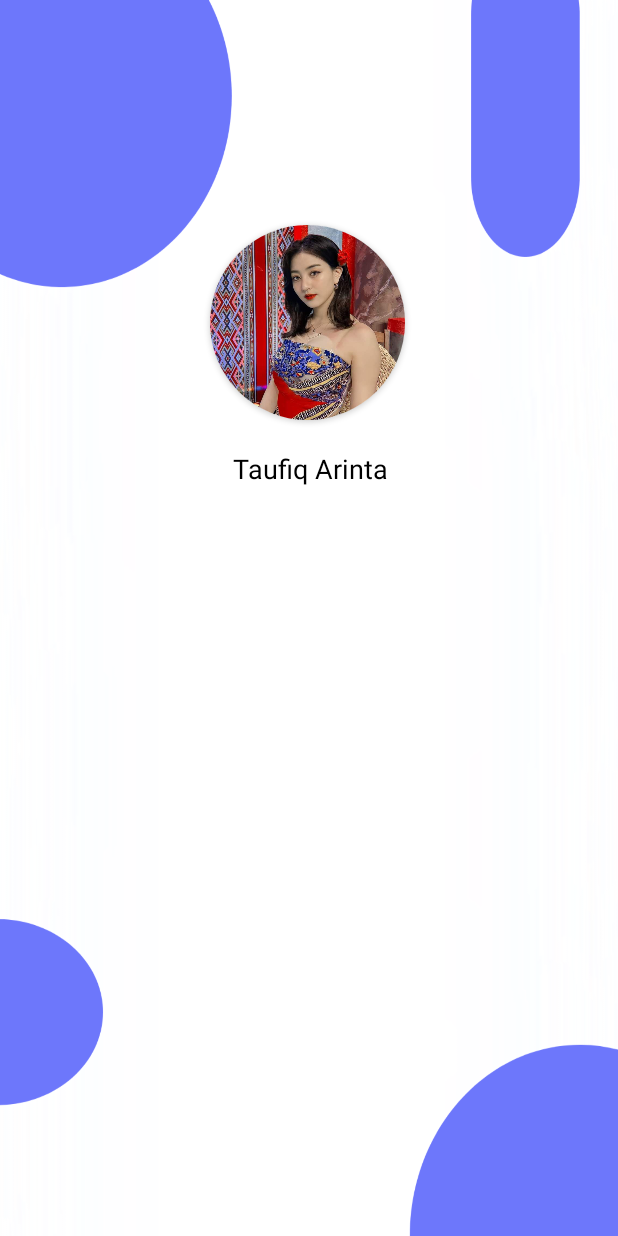
After one commit to Thomassantosa/SmartHarvest, an Android app: the layout activity_profile.xml on its own in the app's theme, with its tools: preview values and no code run, on a phone screen of 412 x 824 dp. The commit adds this screen. Run offline under Robolectric (Android 15) with nearby library versions, the phone set to English and light mode, and no system bars.

Commit message:
update-android-feature-qr

```diff
--- /dev/null
+++ b/Smart Harvest App/app/src/main/java/com/example/smartharvest/ui/profile/ProfileActivity.kt
@@ -0,0 +1,19 @@
+package com.example.smartharvest.ui.profile
+
+import androidx.appcompat.app.AppCompatActivity
+import android.os.Bundle
+import com.budiyev.android.codescanner.CodeScanner
+import com.example.smartharvest.R
+import com.example.smartharvest.data.responses.LoginResponse
+import com.example.smartharvest.data.responses.LoginResult
+import com.example.smartharvest.databinding.ActivityProfileBinding
+import com.example.smartharvest.databinding.FragmentQrBinding
+
+class ProfileActivity : AppCompatActivity() {
+
+    override fun onCreate(savedInstanceState: Bundle?) {
+        super.onCreate(savedInstanceState)
+        setContentView(R.layout.activity_profile)
+
+    }
+}
--- a/Smart Harvest App/app/src/main/java/com/example/smartharvest/ui/qr/QRFragment.kt
+++ b/Smart Harvest App/app/src/main/java/com/example/smartharvest/ui/qr/QRFragment.kt
@@ -93,7 +93,6 @@ class QRFragment : Fragment() {
 
 
     override fun onDestroy() {
-        // Pastikan untuk melepaskan sumber daya CodeScanner saat fragment di-destroy
         codeScanner.releaseResources()
         super.onDestroy()
     }
--- /dev/null
+++ b/Smart Harvest App/app/src/main/res/layout/activity_profile.xml
@@ -0,0 +1,38 @@
+<?xml version="1.0" encoding="utf-8"?>
+<RelativeLayout xmlns:android="http://schemas.android.com/apk/res/android"
+    xmlns:app="http://schemas.android.com/apk/res-auto"
+    xmlns:tools="http://schemas.android.com/tools"
+    android:layout_width="match_parent"
+    android:layout_height="match_parent"
+    tools:context=".ui.profile.ProfileActivity"
+    android:background="@drawable/loginbkg">
+
+    <androidx.cardview.widget.CardView
+        android:layout_width="130dp"
+        android:layout_height="130dp"
+        app:cardCornerRadius="1000dp"
+        android:layout_marginTop="150dp"
+        android:layout_marginLeft="140dp">
+
+        <ImageView
+            android:layout_width="match_parent"
+            android:layout_height="match_parent"
+            android:src="@drawable/profile"
+            android:scaleType="centerCrop"
+            />
+    </androidx.cardview.widget.CardView>
+
+    <TextView
+        android:id="@+id/name_profile"
+        android:layout_width="wrap_content"
+        android:layout_height="wrap_content"
+        android:text="Taufiq Arinta"
+        android:textAlignment="center"
+        android:textSize="18sp"
+        android:textColor="@color/black"
+        android:layout_marginTop="300dp"
+        android:layout_marginLeft="155dp"
+
+
+        />
+</RelativeLayout>
```
Also changed, not shown: Smart Harvest App/app/src/main/res/drawable/profile.jpg (added), Smart Harvest App/app/src/main/res/drawable/profilebkg.jpeg (added).
